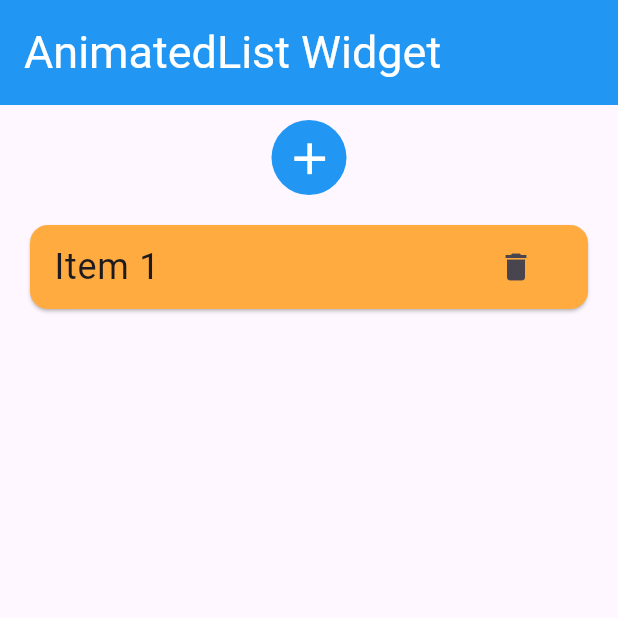
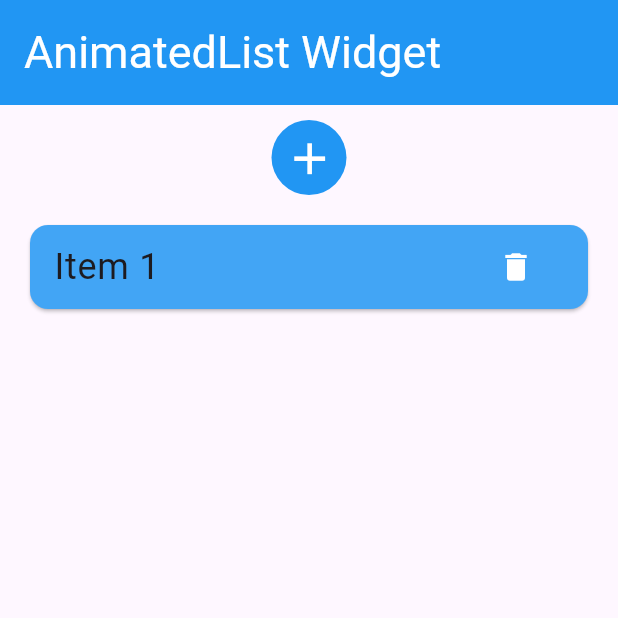
Before and after one commit to Roshan-Barkane/flutter_widgets_of_the_day, a Flutter app: the screen it shows after launch, after a tap on the "add" icon, on a phone screen of 412 x 824 dp, the top half of it. Run offline on Flutter 3.47's test engine with Material 3 defaults, Android fonts, the light colour scheme and no system bars.

Commit message:
AnimatedList are done!

```diff
--- a/lib/pages/animatedlist.dart
+++ b/lib/pages/animatedlist.dart
@@ -30,7 +30,7 @@ class _AnimatedListWidgetState extends State<AnimatedListWidget> {
             child: ListTile(
               title: Text(
                 "Deleted",
-                style: TextStyle(fontSize: 24),
+                style: TextStyle(fontSize: 24, color: Colors.white),
               ),
             ),
           ),
@@ -83,7 +83,7 @@ class _AnimatedListWidgetState extends State<AnimatedListWidget> {
                   sizeFactor: animation,
                   child: Card(
                     margin: const EdgeInsets.all(10),
-                    color: Colors.orangeAccent,
+                    color: Colors.blue.shade400,
                     child: ListTile(
                       title: Text(
                         _items[index],
@@ -93,7 +93,10 @@ class _AnimatedListWidgetState extends State<AnimatedListWidget> {
                         onPressed: () {
                           _removeItem(index);
                         },
-                        icon: const Icon(Icons.delete),
+                        icon: const Icon(
+                          Icons.delete,
+                          color: Colors.white,
+                        ),
                       ),
                     ),
                   ),
```
